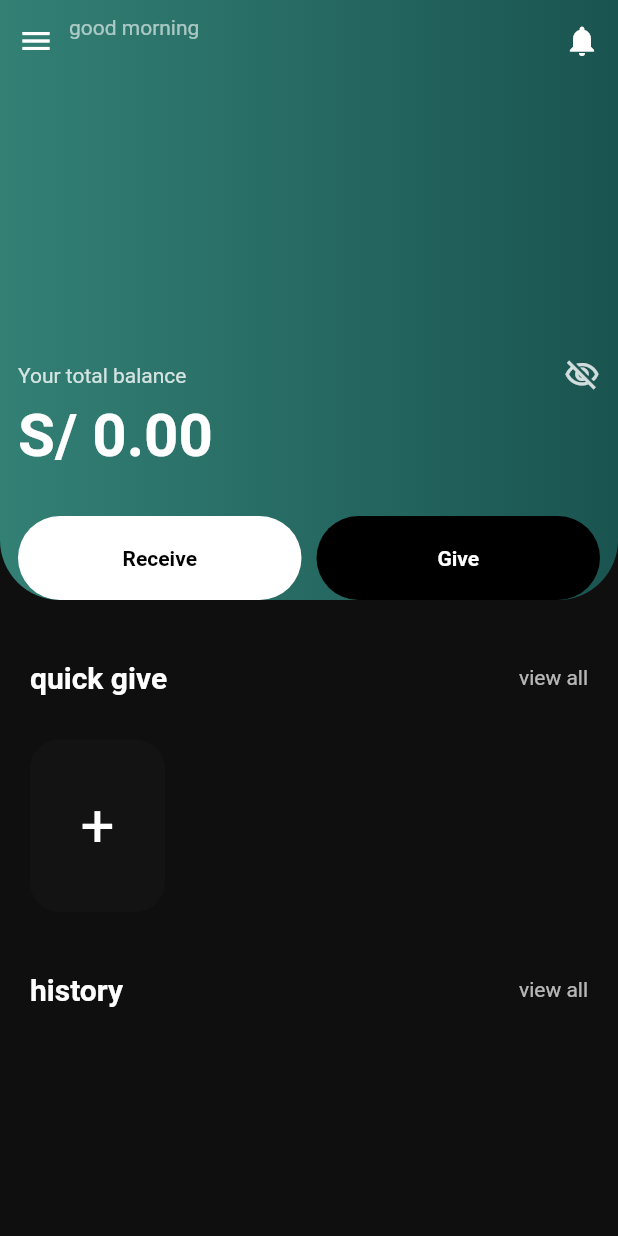
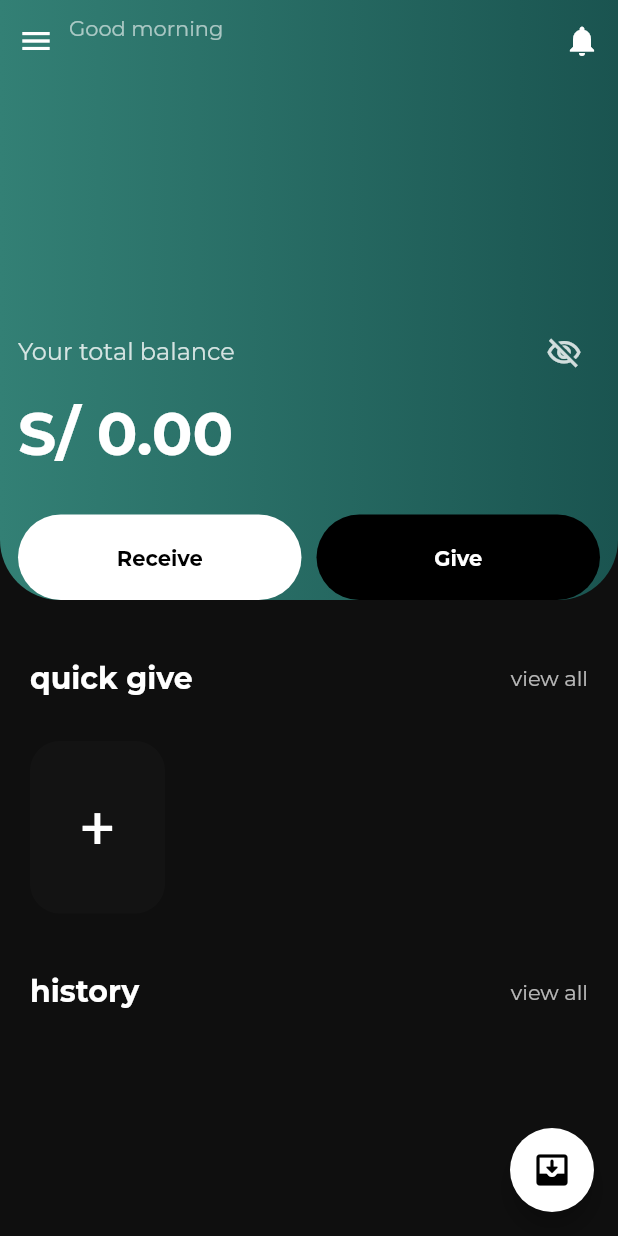
Before and after one commit to bzapata95/moloplay, a Flutter app: the Dashboard screen opened by its route, on a phone screen of 412 x 824 dp. Run offline on Flutter 3.47's test engine with Material 2 defaults, Android fonts, the phone set to English and light mode, and no system bars; our stand-ins replace bloc, equatable, flutter_bloc, flutter_native_splash, shared_preferences, slide_to_act and 1 more; missing offline and left inert: onscreen_num_keyboard; accounts and stored records are empty.

Commit message:
custom font

```diff
--- a/lib/blocs/business/business_event.dart
+++ b/lib/blocs/business/business_event.dart
@@ -52,3 +52,12 @@ class OnLoadTransactionsEvent extends BusinessEvent {
 
   const OnLoadTransactionsEvent(this.transactions);
 }
+
+class OnToggleVisibilityTotalBalanceEvent extends BusinessEvent {}
+
+class OnInitialLoadSharedUserPreference extends BusinessEvent {
+  final bool isVisibilityTotalBalance;
+
+  const OnInitialLoadSharedUserPreference(
+      {required this.isVisibilityTotalBalance});
+}
--- a/lib/blocs/business/business_state.dart
+++ b/lib/blocs/business/business_state.dart
@@ -6,13 +6,15 @@ class BusinessState extends Equatable {
   final TypeTransaction? typeTransaction;
   final String totalBalance;
   final List<Transaction> transactions;
+  final bool isVisibilityTotalBalance;
 
   const BusinessState({
     required this.persons,
+    required this.transactions,
     this.personSelected,
     this.typeTransaction,
     this.totalBalance = "0.00",
-    required this.transactions,
+    this.isVisibilityTotalBalance = true,
   });
 
   BusinessState copyWith({
@@ -21,6 +23,7 @@ class BusinessState extends Equatable {
     TypeTransaction? typeTransaction,
     String? totalBalance,
     List<Transaction>? transactions,
+    bool? isVisibilityTotalBalance,
   }) =>
       BusinessState(
         persons: persons ?? this.persons,
@@ -28,6 +31,8 @@ class BusinessState extends Equatable {
         typeTransaction: typeTransaction ?? this.typeTransaction,
         totalBalance: totalBalance ?? this.totalBalance,
         transactions: transactions ?? this.transactions,
+        isVisibilityTotalBalance:
+            isVisibilityTotalBalance ?? this.isVisibilityTotalBalance,
       );
 
   @override
@@ -37,5 +42,6 @@ class BusinessState extends Equatable {
         typeTransaction,
         totalBalance,
         transactions,
+        isVisibilityTotalBalance,
       ];
 }
--- a/lib/main.dart
+++ b/lib/main.dart
@@ -31,7 +31,7 @@ class MyApp extends StatefulWidget {
 }
 
 class _MyAppState extends State<MyApp> {
-  late final String initialRoute;
+  late final String? initialRoute;
 
   @override
   void initState() {
@@ -58,7 +58,9 @@ class _MyAppState extends State<MyApp> {
       title: 'Flutter Demo',
       theme: ThemeData.dark().copyWith(
           scaffoldBackgroundColor: const Color(0xff0F0F0F),
-          hintColor: const Color(0xffF8FBFA)),
+          hintColor: const Color(0xffF8FBFA),
+          floatingActionButtonTheme: const FloatingActionButtonThemeData(
+              backgroundColor: Color(0xff1B1B1B))),
       routes: appRoutes,
       initialRoute: initialRoute,
     );
--- a/lib/pages/dashboard.dart
+++ b/lib/pages/dashboard.dart
@@ -16,6 +16,18 @@ class Dashboard extends StatelessWidget {
   Widget build(BuildContext context) {
     final businessBloc = BlocProvider.of<BusinessBloc>(context, listen: true);
     return Scaffold(
+      floatingActionButton: FloatingActionButton(
+        backgroundColor: Colors.white,
+        onPressed: () {
+          businessBloc.add(
+              const OnRegisterTransactionEvent(type: TypeTransaction.receive));
+          Navigator.pushNamed(context, Routes.registerTransaction);
+        },
+        child: const Icon(
+          Icons.move_to_inbox_rounded,
+          size: 28,
+        ),
+      ),
       body: SingleChildScrollView(
         child: Column(
           children: [
@@ -86,6 +98,17 @@ class _HeaderDashboard extends StatelessWidget {
     required this.businessBloc,
   });
 
+  calculateSayHello() {
+    final nowHour = DateTime.now().hour;
+    if (nowHour > 0 && nowHour < 12) {
+      return 'Good morning';
+    }
+    if (nowHour >= 12 && nowHour < 18) {
+      return 'Good afternoon';
+    }
+    return 'Good evening';
+  }
+
   @override
   Widget build(BuildContext context) {
     const borderRadiusContainerHeader = Radius.circular(40);
@@ -120,8 +143,9 @@ class _HeaderDashboard extends StatelessWidget {
                           Column(
                             crossAxisAlignment: CrossAxisAlignment.start,
                             children: [
-                              Text("good morning",
+                              Text(calculateSayHello(),
                                   style: TextStyle(
+                                      fontFamily: 'Montserrat',
                                       color: Colors.white.withOpacity(0.6))),
                               const SizedBox(
                                 height: 2,
@@ -129,7 +153,11 @@ class _HeaderDashboard extends StatelessWidget {
                               BlocBuilder<AuthenticationBloc,
                                   AuthenticationState>(builder: (_, state) {
                                 if (state.username.isNotEmpty) {
-                                  return Text(state.username);
+                                  return Text(
+                                    state.username,
+                                    style: const TextStyle(
+                                        fontFamily: 'Montserrat'),
+                                  );
                                 }
                                 return Text("");
                               })
@@ -148,13 +176,25 @@ class _HeaderDashboard extends StatelessWidget {
                         children: [
                           Text(
                             'Your total balance',
-                            style:
-                                TextStyle(color: Colors.white.withOpacity(0.8)),
+                            style: TextStyle(
+                                fontFamily: 'Montserrat',
+                                fontSize: 16,
+                                color: Colors.white.withOpacity(0.8)),
                           ),
-                          Icon(
-                            Icons.visibility_off_outlined,
-                            color: Colors.white.withOpacity(0.8),
-                          )
+                          BlocBuilder<BusinessBloc, BusinessState>(
+                              builder: (_, state) {
+                            return IconButton(
+                                onPressed: () {
+                                  businessBloc.add(
+                                      OnToggleVisibilityTotalBalanceEvent());
+                                },
+                                icon: Icon(
+                                  state.isVisibilityTotalBalance
+                                      ? Icons.visibility_off_outlined
+                                      : Icons.visibility,
+                                  color: Colors.white.withOpacity(0.8),
+                                ));
+                          })
                         ],
                       ),
                       const SizedBox(
@@ -162,9 +202,12 @@ class _HeaderDashboard extends StatelessWidget {
                       ),
                       BlocBuilder<BusinessBloc, BusinessState>(
                           builder: (_, state) {
-                        return Text('S/ ${state.totalBalance}',
+                        return Text(
+                            'S/ ${state.isVisibilityTotalBalance ? state.totalBalance : '*********'}',
                             style: const TextStyle(
-                                fontSize: 40, fontWeight: FontWeight.bold));
+                                fontFamily: 'Montserrat',
+                                fontSize: 40,
+                                fontWeight: FontWeight.bold));
                       }),
                       const SizedBox(
                         height: 30,
--- a/lib/views/list_persons.dart
+++ b/lib/views/list_persons.dart
@@ -52,6 +52,7 @@ class ListPersons extends StatelessWidget {
                             e.name,
                             textAlign: TextAlign.center,
                             style: const TextStyle(
+                              fontFamily: 'Montserrat',
                               overflow: TextOverflow.ellipsis,
                             ),
                           )
--- a/lib/widgets/avatar.dart
+++ b/lib/widgets/avatar.dart
@@ -23,7 +23,10 @@ class Avatar extends StatelessWidget {
       child: Center(
           child: Text(
         name != null ? name!.substring(0, 1) : "U",
-        style: TextStyle(fontSize: size / 2.5, fontWeight: FontWeight.bold),
+        style: TextStyle(
+            fontFamily: 'Montserrat',
+            fontSize: size / 2.5,
+            fontWeight: FontWeight.bold),
       )),
     );
   }
--- a/lib/widgets/button.dart
+++ b/lib/widgets/button.dart
@@ -29,6 +29,7 @@ class Button extends StatelessWidget {
         child: Text(
           label,
           style: TextStyle(
+              fontFamily: 'Montserrat',
               fontWeight: FontWeight.bold,
               color: colorButton == enumColorButton.black
                   ? Colors.white
--- a/lib/widgets/header.dart
+++ b/lib/widgets/header.dart
@@ -19,11 +19,16 @@ class Header extends StatelessWidget {
       children: [
         Text(
           title,
-          style: const TextStyle(fontWeight: FontWeight.w700, fontSize: 20),
+          style: const TextStyle(
+              fontFamily: 'Montserrat',
+              fontWeight: FontWeight.w700,
+              fontSize: 20),
         ),
         if (titleButton != null)
           Text(titleButton!,
-              style: TextStyle(color: Colors.white.withOpacity(0.7)))
+              style: TextStyle(
+                  fontFamily: 'Montserrat',
+                  color: Colors.white.withOpacity(0.7)))
       ],
     );
   }
```
Also changed, not shown: lib/blocs/business/business_bloc.dart (+16 -0 lines), lib/pages/register_transaction.dart (+12 -4 lines), lib/widgets/card_transaction.dart (+9 -2 lines), pubspec.yaml (+8 -11 lines), assets/fonts/Montserrat/Montserrat-Bold.ttf (added), assets/fonts/Montserrat/Montserrat-Regular.ttf (added), assets/fonts/Montserrat/Montserrat-SemiBold.ttf (added).
